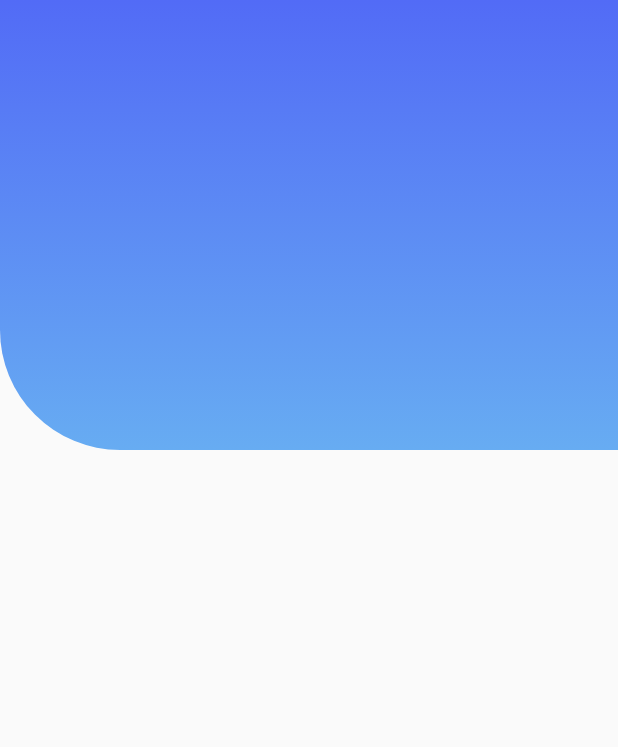
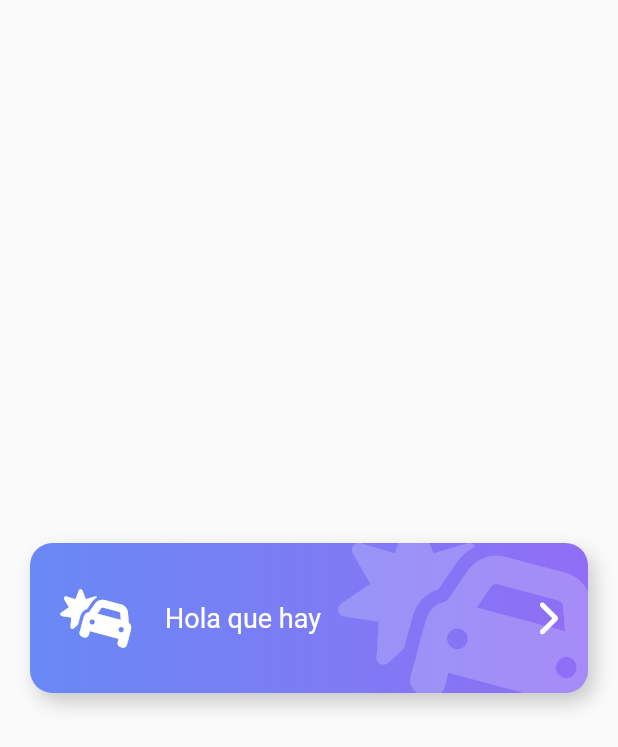
Before and after one commit to redemtiom/flutter_designs, a Flutter app: the screen it shows after launch, on a phone screen of 412 x 824 dp. Shown: the top 747 px of the screen. Run offline on Flutter 3.47's test engine with Material 2 defaults, Android fonts, the phone set to English and light mode, and no system bars; our stand-ins replace flutter_svg, font_awesome_flutter.

Commit message:
added custom button

```diff
--- a/lib/src/pages/emergency_page.dart
+++ b/lib/src/pages/emergency_page.dart
@@ -1,6 +1,8 @@
+import 'package:disenos_app/src/widgets/boton_gordo.dart';
 import 'package:flutter/material.dart';
 
 import 'package:disenos_app/src/widgets/headers.dart';
+import 'package:font_awesome_flutter/font_awesome_flutter.dart';
 
 class EmergencyPage extends StatelessWidget {
   const EmergencyPage({Key? key}) : super(key: key);
@@ -8,7 +10,30 @@ class EmergencyPage extends StatelessWidget {
   @override
   Widget build(BuildContext context) {
     return Scaffold(
-      body: IconHeader(),
+      body: Center(
+        child: BottonGordo(
+          icon: FontAwesomeIcons.carBurst,
+          message: 'Hola que hay',
+          onPressed: () {
+            print('no se');
+          },
+        ),
+      ),
     );
   }
 }
+
+class PageHeader extends StatelessWidget {
+  const PageHeader({
+    Key? key,
+  }) : super(key: key);
+
+  @override
+  Widget build(BuildContext context) {
+    return IconHeader(
+      icon: FontAwesomeIcons.plus,
+      title: 'Haz Solicitado',
+      subtitle: 'Asistencia Médica',
+    );
+  }
+}
--- /dev/null
+++ b/lib/src/widgets/boton_gordo.dart
@@ -0,0 +1,103 @@
+import 'package:flutter/material.dart';
+import 'package:font_awesome_flutter/font_awesome_flutter.dart';
+
+class BottonGordo extends StatelessWidget {
+  const BottonGordo(
+      {Key? key,
+      required this.icon,
+      required this.message,
+      required this.onPressed,
+      this.color1 = const Color(0xff6989F5),
+      this.color2 = const Color(0xff906EF5)})
+      : super(key: key);
+
+  final IconData icon;
+  final String message;
+  final Color color1;
+  final Color color2;
+  final VoidCallback onPressed;
+
+  @override
+  Widget build(BuildContext context) {
+    return GestureDetector(
+      onTap: onPressed,
+      child: Stack(
+        children: [
+          _BotonGordoBackground(
+            icon: icon,
+            color1: color1,
+            color2: color2,
+          ),
+          Row(mainAxisAlignment: MainAxisAlignment.center, children: [
+            const SizedBox(height: 100.0, width: 40.0),
+            FaIcon(
+              icon,
+              size: 40.0,
+              color: Colors.white,
+            ),
+            const SizedBox(width: 20),
+            Expanded(
+                child: Text(
+              message,
+              style: const TextStyle(color: Colors.white, fontSize: 18.0),
+            )),
+            const FaIcon(
+              FontAwesomeIcons.chevronRight,
+              color: Colors.white,
+            ),
+            const SizedBox(width: 40.0)
+          ]),
+        ],
+      ),
+    );
+  }
+}
+
+class _BotonGordoBackground extends StatelessWidget {
+  const _BotonGordoBackground(
+      {Key? key,
+      required this.icon,
+      required this.color1,
+      required this.color2})
+      : super(key: key);
+
+  final IconData icon;
+  final Color color1;
+  final Color color2;
+
+  @override
+  Widget build(BuildContext context) {
+    return Container(
+      width: double.infinity,
+      height: 100.0,
+      margin: const EdgeInsets.symmetric(horizontal: 20.0),
+      decoration: BoxDecoration(
+          boxShadow: [
+            BoxShadow(
+                color: Colors.black.withOpacity(0.2),
+                offset: const Offset(4, 6),
+                blurRadius: 10)
+          ],
+          borderRadius: BorderRadius.circular(15.0),
+          gradient: LinearGradient(colors: [
+            color1,
+            color2,
+          ])),
+      child: ClipRRect(
+        borderRadius: BorderRadius.circular(15.0),
+        child: Stack(
+          children: [
+            Positioned(
+                right: -20,
+                top: -20,
+                child: FaIcon(
+                  icon,
+                  size: 150,
+                  color: Colors.white.withOpacity(0.2),
+                ))
+          ],
+        ),
+      ),
+    );
+  }
+}
--- a/pubspec.yaml
+++ b/pubspec.yaml
@@ -37,6 +37,7 @@ dependencies:
   flutter_svg: ^1.1.0
   provider: ^6.0.3
   flutter_staggered_grid_view: ^0.6.2
+  font_awesome_flutter: ^10.1.0
 
 dev_dependencies:
   flutter_test:
```
Also changed, not shown: lib/src/widgets/headers.dart (+75 -11 lines), pubspec.lock.
